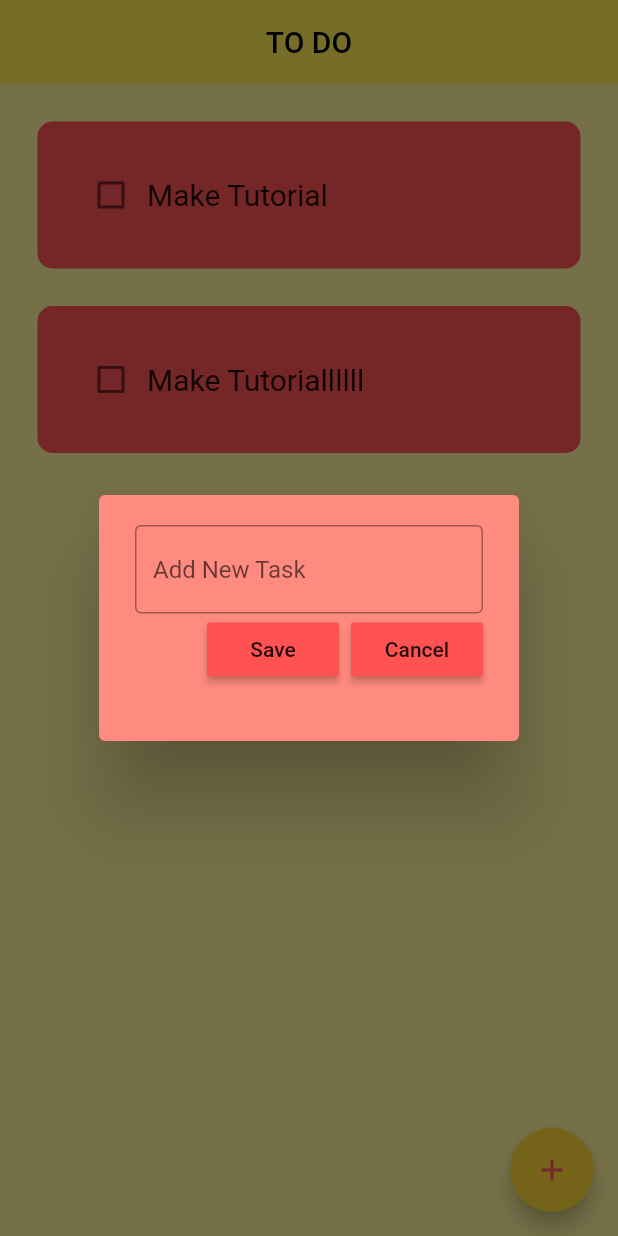
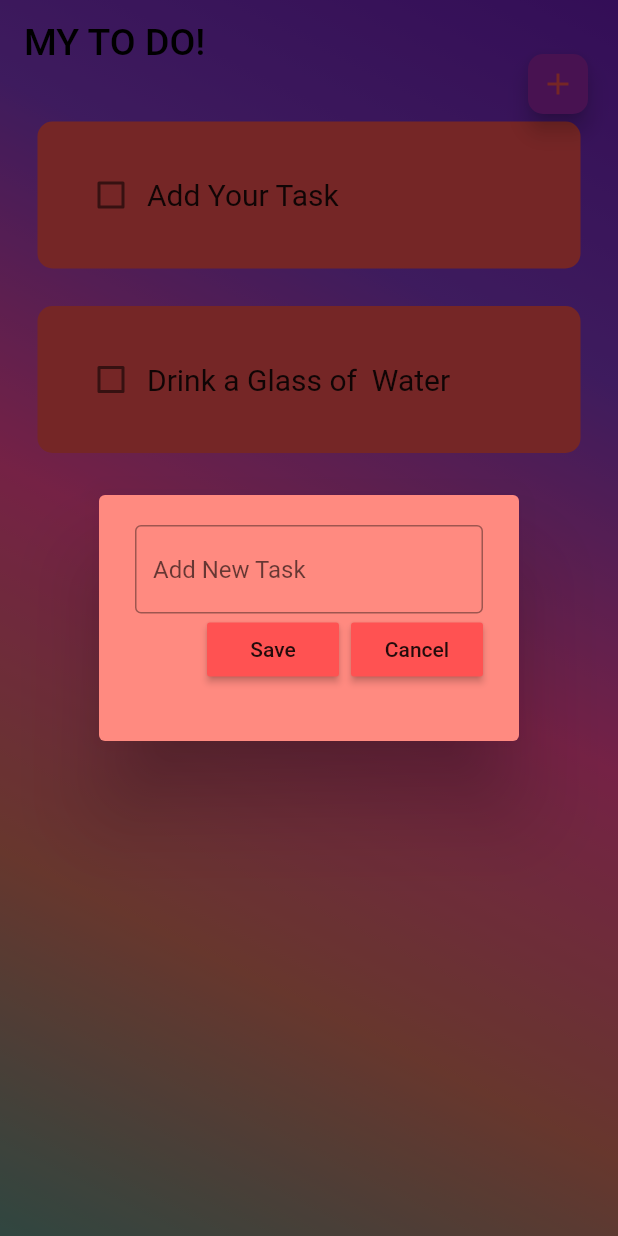
Before and after one commit to safakozdemir/To-do-App, a Flutter app: the screen it shows after launch, after a tap on the "add" icon, on a phone screen of 412 x 824 dp. Run offline on Flutter 3.47's test engine with Material 2 defaults, Android fonts, the phone set to English and light mode, and no system bars; drawn by our look-alikes of flutter_slidable; our stand-ins replace hive_flutter; accounts and stored records are empty.

Commit message:
crud mytodos app finished

```diff
--- /dev/null
+++ b/lib/database.dart
@@ -0,0 +1,21 @@
+import 'package:hive_flutter/hive_flutter.dart';
+
+class TodoDataBase {
+  List todoList = [];
+  final _mybox = Hive.box('mybox');
+
+  void createInitialTile() {
+    todoList = [
+      ['Add Your Task', false],
+      ['Drink a Glass of  Water', false]
+    ];
+  }
+
+  void loadDataBase() {
+    todoList = _mybox.get('TODOLIST');
+  }
+
+  void updateDataBase() {
+    _mybox.put('TODOLIST', todoList);
+  }
+}
--- a/lib/main.dart
+++ b/lib/main.dart
@@ -1,7 +1,11 @@
 import 'package:flutter/material.dart';
+import 'package:hive_flutter/hive_flutter.dart';
 import 'package:mytodos/to_do_Page.dart';
 
-void main() {
+Future<void> main() async {
+  await Hive.initFlutter();
+  var box = await Hive.openBox('mybox');
+
   runApp(const MyApp());
 }
 
--- a/lib/to_do_page.dart
+++ b/lib/to_do_page.dart
@@ -1,4 +1,6 @@
 import 'package:flutter/material.dart';
+import 'package:hive_flutter/hive_flutter.dart';
+import 'package:mytodos/database.dart';
 import 'package:mytodos/to_do_tile.dart';
 
 import 'new_task_dialog.dart';
@@ -11,24 +13,35 @@ class TodoPage extends StatefulWidget {
 }
 
 class _TodoPageState extends State<TodoPage> {
+  final _mybox = Hive.box('mybox');
+
   final _controller = TextEditingController();
 
-  List todoList = [
-    ['Make Tutorial', false],
-    ['Make Tutoriallllll', false]
-  ];
+  TodoDataBase tdDb = TodoDataBase();
+
+  @override
+  void initState() {
+    if (_mybox.get('TODOLIST') == null) {
+      tdDb.createInitialTile();
+    } else {
+      tdDb.loadDataBase();
+    }
+    super.initState();
+  }
 
   void checkBoxStateChanged(bool? value, int index) {
     setState(() {
-      todoList[index][1] = !todoList[index][1];
+      tdDb.todoList[index][1] = !tdDb.todoList[index][1];
+      tdDb.updateDataBase();
     });
   }
 
   void saveTask() {
     setState(() {
-      todoList.add([_controller.text, false]);
+      tdDb.todoList.add([_controller.text, false]);
       _controller.clear();
       Navigator.of(context).pop();
+      tdDb.updateDataBase();
     });
   }
 
@@ -45,29 +58,52 @@ class _TodoPageState extends State<TodoPage> {
     );
   }
 
+  void deleteTask(int index) {
+    setState(() {
+      tdDb.todoList.removeAt(index);
+    });
+    tdDb.updateDataBase();
+  }
+
   @override
   Widget build(BuildContext context) {
     return Scaffold(
+        extendBodyBehindAppBar: true,
+        floatingActionButtonLocation: FloatingActionButtonLocation.endTop,
         appBar: AppBar(
-          centerTitle: true,
-          title: const Text('TO DO', style: TextStyle(color: Colors.black)),
-          backgroundColor: Colors.yellow[400],
+          backgroundColor: Colors.transparent,
+          title: const Text('MY TO DO!',
+              style: TextStyle(color: Colors.black, fontSize: 25)),
           elevation: 0,
         ),
-        backgroundColor: Colors.yellow[200],
-        body: ListView.builder(
-          itemCount: todoList.length,
-          itemBuilder: (context, index) {
-            return ToDoTile(
-              taskName: todoList[index][0],
-              checked: todoList[index][1],
-              onChanged: (value) => checkBoxStateChanged(value, index),
-            );
-          },
+        body: Container(
+          decoration: const BoxDecoration(
+            gradient: LinearGradient(colors: [
+              Color(0xFF701ebd),
+              Color(0xFF873bcc),
+              Color(0xFFfe4a97),
+              Color(0xFFe17763),
+              Color(0xFF68998c),
+            ], begin: Alignment.topRight, end: Alignment.bottomLeft),
+          ),
+          child: ListView.builder(
+            itemCount: tdDb.todoList.length,
+            itemBuilder: (context, index) {
+              return ToDoTile(
+                taskName: tdDb.todoList[index][0],
+                checked: tdDb.todoList[index][1],
+                onChanged: (value) => checkBoxStateChanged(value, index),
+                deleteFunction: (context) => deleteTask(index),
+              );
+            },
+          ),
         ),
         floatingActionButton: FloatingActionButton(
+          shape:
+              RoundedRectangleBorder(borderRadius: BorderRadius.circular(10)),
+          mini: true,
           foregroundColor: Colors.redAccent,
-          backgroundColor: Colors.yellow[600],
+          backgroundColor: Colors.purple[500],
           onPressed: createTask,
           child: const Icon(Icons.add),
         ));
--- a/lib/to_do_tile.dart
+++ b/lib/to_do_tile.dart
@@ -1,20 +1,35 @@
 import 'package:flutter/material.dart';
+import 'package:flutter_slidable/flutter_slidable.dart';
 
 class ToDoTile extends StatelessWidget {
   final String taskName;
   final bool checked;
   Function(bool?)? onChanged;
+  Function(BuildContext)? deleteFunction;
   ToDoTile(
       {Key? key,
       required this.taskName,
       required this.checked,
-      required this.onChanged})
+      required this.onChanged,
+      required this.deleteFunction})
       : super(key: key);
 
   @override
   Widget build(BuildContext context) {
     return Padding(
       padding: const EdgeInsets.only(left: 25, right: 25, top: 25),
+      child: Slidable(
+        endActionPane: ActionPane(
+          motion: const StretchMotion(),
+          children: [
+            SlidableAction(
+              onPressed: deleteFunction,
+              icon: Icons.delete,
+              backgroundColor: Colors.black38,
+              borderRadius: BorderRadius.circular(12),
+            ),
+          ],
+        ),
         child: Container(
           padding: const EdgeInsets.all(25),
           decoration: BoxDecoration(
@@ -25,7 +40,8 @@ class ToDoTile extends StatelessWidget {
                   value: checked,
                   onChanged: onChanged,
                   activeColor: Colors.green),
-            Text(
+              Expanded(
+                child: Text(
                   taskName,
                   style: TextStyle(
                       fontSize: 20,
@@ -33,7 +49,9 @@ class ToDoTile extends StatelessWidget {
                           ? TextDecoration.lineThrough
                           : TextDecoration.none),
                 ),
+              ),
             ],
+          ),
         ),
       ),
     );
--- a/pubspec.yaml
+++ b/pubspec.yaml
@@ -34,6 +34,9 @@ dependencies:
   # The following adds the Cupertino Icons font to your application.
   # Use with the CupertinoIcons class for iOS style icons.
   cupertino_icons: ^1.0.2
+  flutter_slidable: ^2.0.0
+  hive: ^2.2.3
+  hive_flutter: ^1.1.0
 
 dev_dependencies:
   flutter_test:
@@ -45,6 +48,8 @@ dev_dependencies:
   # package. See that file for information about deactivating specific lint
   # rules and activating additional ones.
   flutter_lints: ^2.0.0
+  hive_generator: ^2.0.0
+  build_runner: ^2.3.2
 
 # For information on the generic Dart part of this file, see the
 # following page: https://dart.dev/tools/pub/pubspec
```
Also changed, not shown: pubspec.lock. Lines whose indentation alone changed are shown as unchanged.
